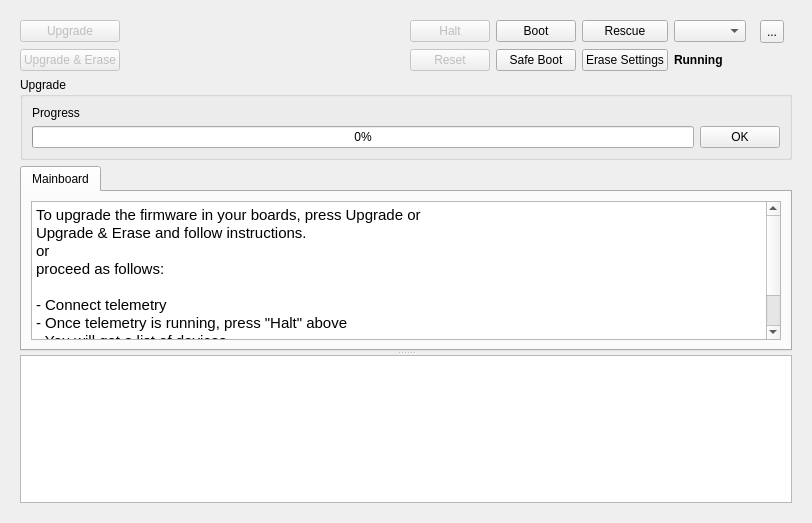
The window that ground/openpilotgcs/src/plugins/uploader/uploader.ui (openpilot/OpenPilot) describes before a commit, drawn with Qt 5.
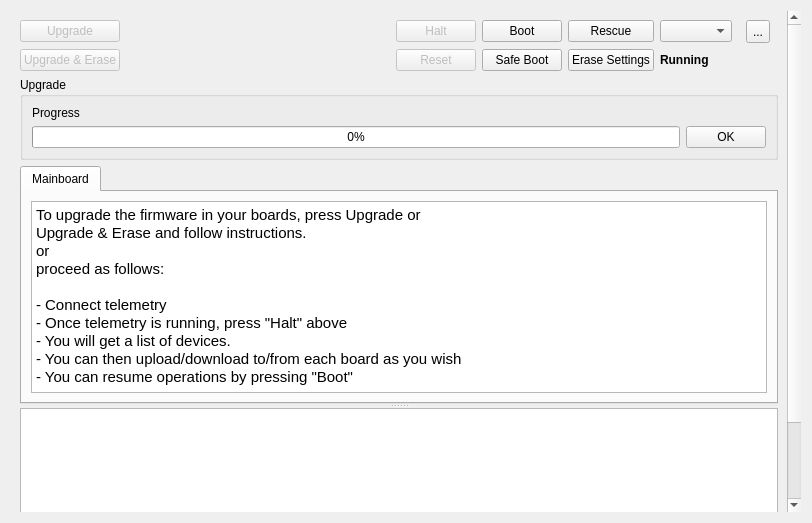
The same window after the commit. Icons and pictures are not drawn.

What changed in the file:
```diff
--- a/ground/openpilotgcs/src/plugins/uploader/uploader.ui
+++ b/ground/openpilotgcs/src/plugins/uploader/uploader.ui
@@ -27,8 +27,8 @@
        <rect>
         <x>0</x>
         <y>0</y>
-        <width>794</width>
-        <height>505</height>
+        <width>778</width>
+        <height>615</height>
        </rect>
       </property>
       <layout class="QVBoxLayout" name="verticalLayout_2">
@@ -311,6 +311,9 @@
             <property name="text">
              <string>Progress</string>
             </property>
+            <property name="wordWrap">
+             <bool>true</bool>
+            </property>
            </widget>
           </item>
          </layout>
```
